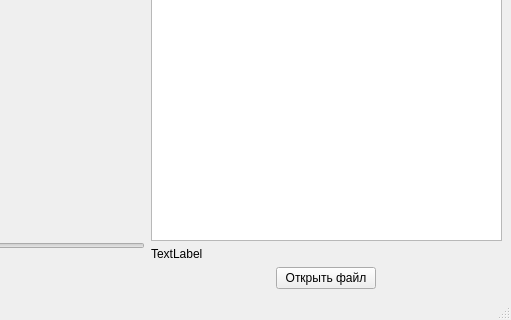
Before: the Qt Designer form uis/text_bot_gui_mpl.ui in mva2204/PyPrg, drawn with Qt 5; both pictures show x 571 to 1082 and y 483 to 803 of the 1082 by 803 pixel window.
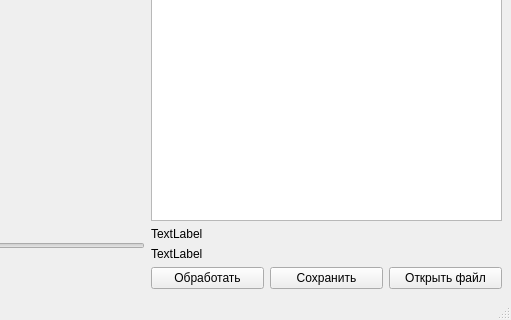
After: the same form once the commit is applied.

Commit message: Чтение DataFrame обработка начало

Diff of the .ui file:
```diff
--- a/uis/text_bot_gui_mpl.ui
+++ b/uis/text_bot_gui_mpl.ui
@@ -113,7 +113,24 @@
     <item>
      <layout class="QVBoxLayout" name="verticalLayout_3">
       <item>
-       <widget class="QTableView" name="tableView"/>
+       <widget class="QTableView" name="tableView">
+        <property name="mouseTracking">
+         <bool>true</bool>
+        </property>
+        <property name="tabletTracking">
+         <bool>true</bool>
+        </property>
+        <property name="acceptDrops">
+         <bool>true</bool>
+        </property>
+       </widget>
+      </item>
+      <item>
+       <widget class="QLabel" name="label_state">
+        <property name="text">
+         <string>TextLabel</string>
+        </property>
+       </widget>
       </item>
       <item>
        <widget class="QLabel" name="label_path_openfile">
@@ -124,12 +141,26 @@
       </item>
       <item>
        <layout class="QHBoxLayout" name="horizontalLayout_3">
+        <item>
+         <widget class="QPushButton" name="pushButton_update">
+          <property name="text">
+           <string>Обработать</string>
+          </property>
+         </widget>
+        </item>
+        <item>
+         <widget class="QPushButton" name="pushButton_save">
+          <property name="text">
+           <string>Сохранить</string>
+          </property>
+         </widget>
+        </item>
         <item>
          <widget class="QPushButton" name="BtnOpenFile">
           <property name="maximumSize">
            <size>
-            <width>100</width>
-            <height>40</height>
+            <width>16777215</width>
+            <height>16777215</height>
            </size>
           </property>
           <property name="text">
```
The commit also changes 2 other files.
